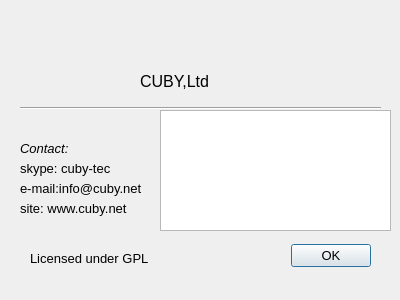
First picture: the form in aboutwindow.ui, repository cuby-tec/mitoPrinter, before the edit.
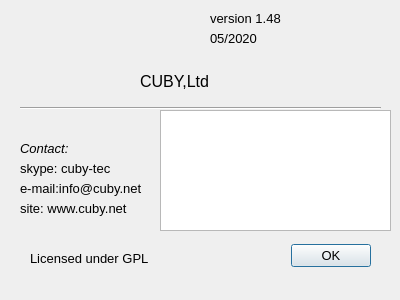
Second picture: the form after the edit. Icons and pictures are not drawn.

Commit message: #48b Machine buttons updated.

What changed in the file:
```diff
--- a/aboutwindow.ui
+++ b/aboutwindow.ui
@@ -187,6 +187,32 @@
     </url>
    </property>
   </widget>
+  <widget class="QLabel" name="label_version">
+   <property name="geometry">
+    <rect>
+     <x>210</x>
+     <y>10</y>
+     <width>81</width>
+     <height>17</height>
+    </rect>
+   </property>
+   <property name="text">
+    <string>version 1.48</string>
+   </property>
+  </widget>
+  <widget class="QLabel" name="label_Date">
+   <property name="geometry">
+    <rect>
+     <x>210</x>
+     <y>30</y>
+     <width>54</width>
+     <height>17</height>
+    </rect>
+   </property>
+   <property name="text">
+    <string>05/2020</string>
+   </property>
+  </widget>
  </widget>
  <resources/>
  <connections>
```
Left out of the diff: 6 changed lines with no effect on the pictures. The commit also changes 3 other files.
